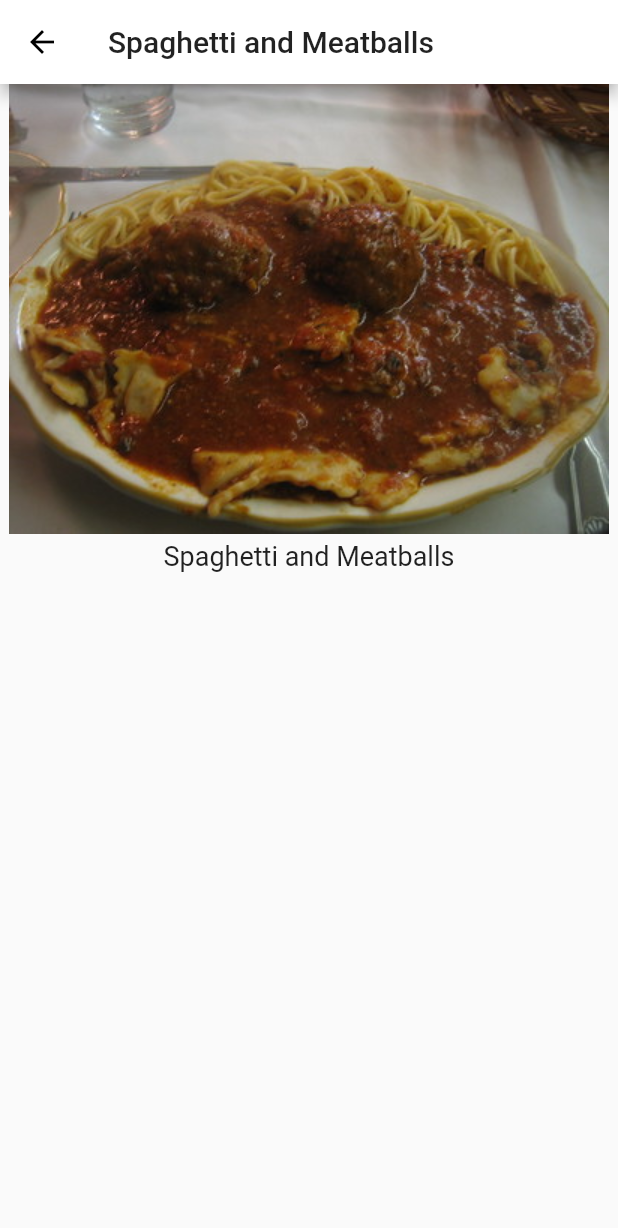
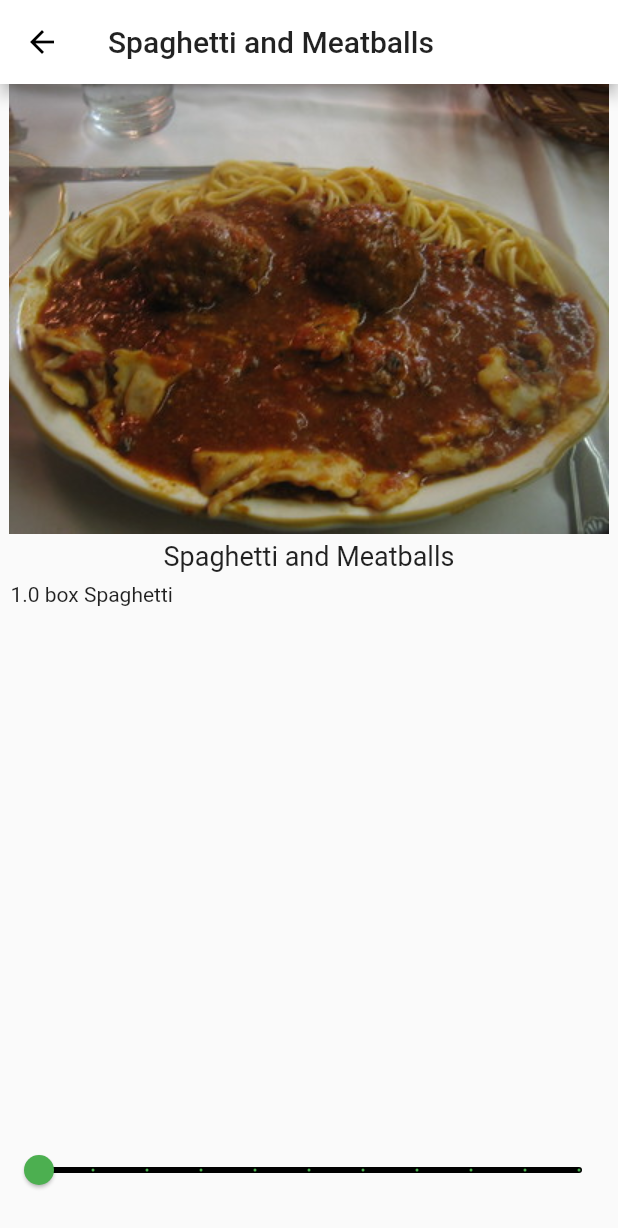
Before and after one commit to rudinandrey/flitter_recipe, a Flutter app: the screen it shows after launch, after a tap on "Spaghetti and Meatballs", on a phone screen of 412 x 824 dp. Shown: the top 1228 px of the screen. Run offline on Flutter 3.47's test engine with Material 2 defaults, Android fonts, the phone set to English and light mode, and no system bars.

Commit message:
ui for ingredients with slider for calculate count of it

```diff
--- a/lib/recipe_detail.dart
+++ b/lib/recipe_detail.dart
@@ -10,6 +10,8 @@ class RecipeDetail extends StatefulWidget {
 }
 
 class _RecipeDetailState extends State<RecipeDetail> {
+  int _sliderVal = 1;
+
   @override
   Widget build(BuildContext context) {
     return Scaffold(
@@ -35,6 +37,35 @@ class _RecipeDetailState extends State<RecipeDetail> {
               widget.recipe.label,
               style: const TextStyle(fontSize: 18),
             ),
+            Expanded(
+              child: ListView.builder(
+                padding: const EdgeInsets.all(7),
+                itemCount: widget.recipe.ingredients.length,
+                itemBuilder: (context, index) {
+                  final ingredient = widget.recipe.ingredients[index];
+                  return Text(
+                    '${ingredient.quantity * _sliderVal } ${ingredient.measure} ${ingredient.name}',
+                  );
+                },
+              ),
+            ),
+            Slider(
+              min: 1,
+              max: 10,
+              divisions: 10,
+              label: '${_sliderVal * widget.recipe.servings} servings',
+              value: _sliderVal.toDouble(),
+              onChanged: (newValue) {
+                setState(() {
+                  _sliderVal = newValue.round();
+                });
+              },
+              activeColor: Colors.green,
+              inactiveColor: Colors.black,
+            ),
+            SizedBox(
+              height: 20,
+            ),
           ],
         ),
       ),
```
